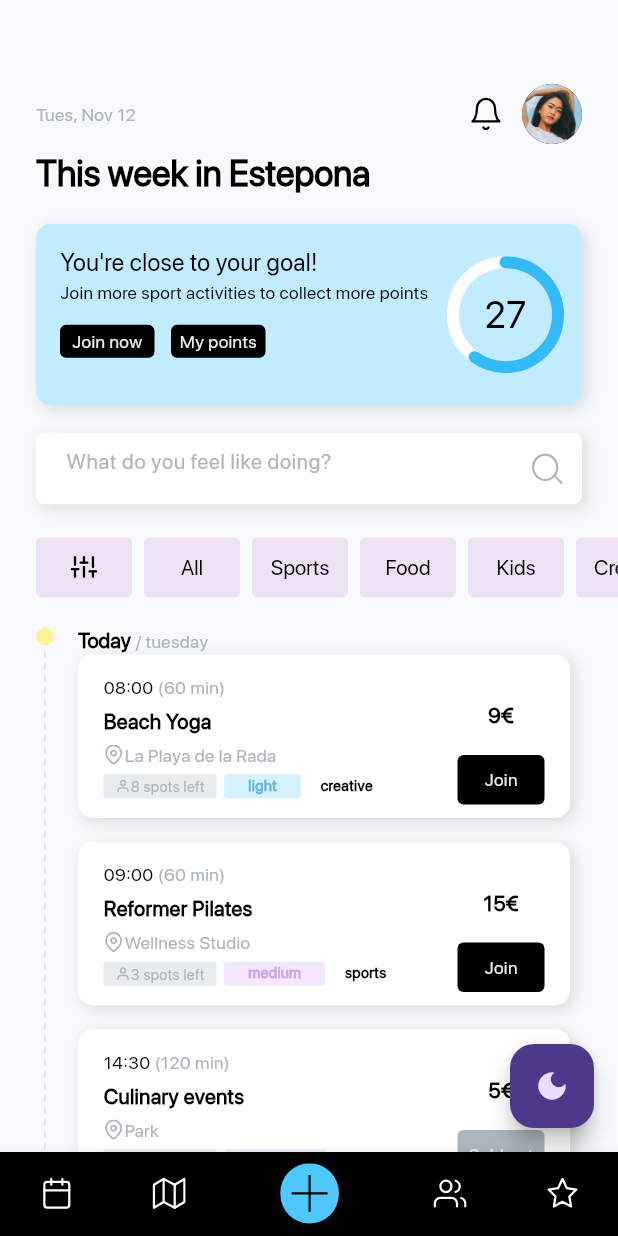
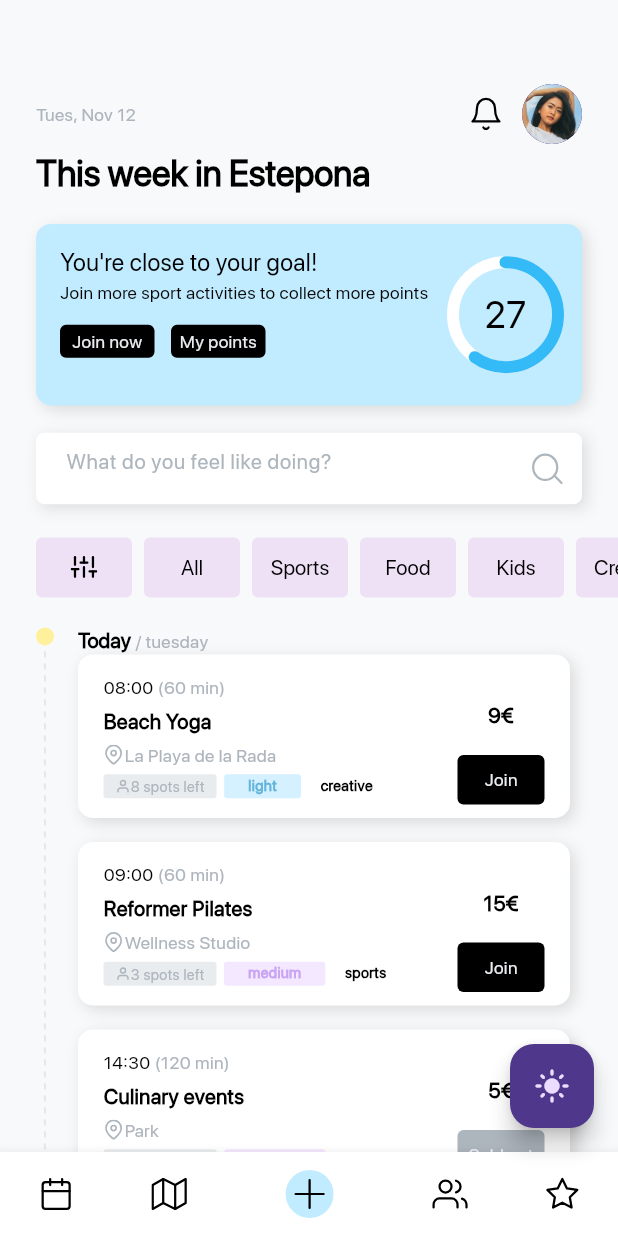
Before and after one commit to ramadhantaAkmal/town-square, a Flutter app: the screen it shows after launch, on a phone screen of 412 x 824 dp. Run offline on Flutter 3.47's test engine with Material 3 defaults, Android fonts, the phone set to English and light mode, and no system bars; drawn by our look-alikes of dotted_line; our stand-ins replace bloc, flutter_bloc, flutter_svg, freezed_annotation; project files that could hold a hidden picture were left out.

Commit message:
fix:fix dark mode light mode theme

```diff
--- a/lib/features/activity_screen/view/activity/activity_widget.dart
+++ b/lib/features/activity_screen/view/activity/activity_widget.dart
@@ -338,15 +338,13 @@ class _ActivityWidgetState extends State<ActivityWidget> {
                               ),
                               Expanded(
                                 flex: 4,
-                                child: ScrollConfiguration(
-                                  behavior: MyCustomScrollBehavior(),
                                 child: ListView.builder(
+                                  physics: const NeverScrollableScrollPhysics(),
                                   itemCount: listActivity.length,
                                   itemBuilder: (context, index) {
                                     return ActivityCard(
                                         activity: listActivity[index]);
                                   },
-                                  ),
                                 ),
                               ),
                             ],
--- a/lib/main.dart
+++ b/lib/main.dart
@@ -68,7 +68,7 @@ class MainActivity extends StatefulWidget {
 
 class _MainActivityState extends State<MainActivity> {
   bool isDesktop = false;
-  bool isThemeMode = true;
+  bool isDarkMode = false;
   @override
   Widget build(BuildContext context) {
     return Scaffold(
@@ -85,11 +85,11 @@ class _MainActivityState extends State<MainActivity> {
     return FloatingActionButton(
       onPressed: () {
         setState(() {
-          isThemeMode = !isThemeMode;
+          isDarkMode = !isDarkMode;
         });
-        themeManager.toggleTheme(isThemeMode);
+        themeManager.toggleTheme(isDarkMode);
       },
-      child: Icon(isThemeMode ? Icons.dark_mode : Icons.light_mode),
+      child: Icon(isDarkMode ? Icons.dark_mode : Icons.light_mode),
     );
   }
 
@@ -135,29 +135,29 @@ class _MainActivityState extends State<MainActivity> {
             },
             items: [
               BottomNavigationBarItem(
-                icon: SvgPicture.asset(isThemeMode
+                icon: SvgPicture.asset(isDarkMode
                     ? "assets/icons/calendar_white.svg"
                     : "assets/icons/calendar.svg"),
                 label: "Activities",
               ),
               BottomNavigationBarItem(
-                  icon: SvgPicture.asset(isThemeMode
+                  icon: SvgPicture.asset(isDarkMode
                       ? "assets/icons/map_white.svg"
                       : "assets/icons/map.svg"),
                   label: "Locations"),
               BottomNavigationBarItem(
-                  icon: SvgPicture.asset(isThemeMode
+                  icon: SvgPicture.asset(isDarkMode
                       ? "assets/icons/plus_darkmode.svg"
                       : "assets/icons/plus.svg"),
                   label: "add",
-                  backgroundColor: isThemeMode ? neutralBlack : Colors.white),
+                  backgroundColor: isDarkMode ? neutralBlack : Colors.white),
               BottomNavigationBarItem(
-                  icon: SvgPicture.asset(isThemeMode
+                  icon: SvgPicture.asset(isDarkMode
                       ? "assets/icons/users_white.svg"
                       : "assets/icons/users.svg"),
                   label: "users"),
               BottomNavigationBarItem(
-                  icon: SvgPicture.asset(isThemeMode
+                  icon: SvgPicture.asset(isDarkMode
                       ? "assets/icons/star_white.svg"
                       : "assets/icons/star.svg"),
                   label: "Services"),
```
Lines whose indentation alone changed are shown as unchanged.
